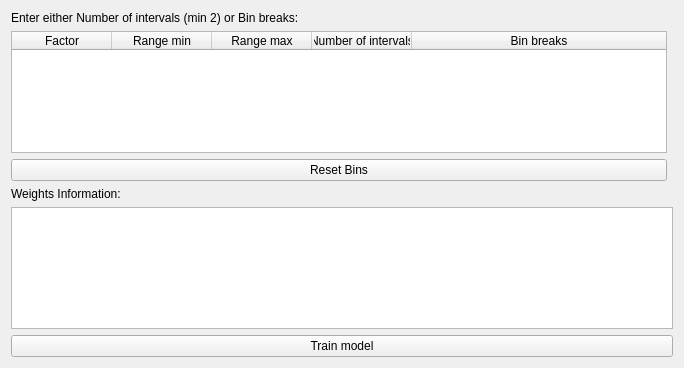
Above: ui/weightofevidencewidgetbase.ui from nextgis/qgis_molusce before the change. Below: the same form after it.
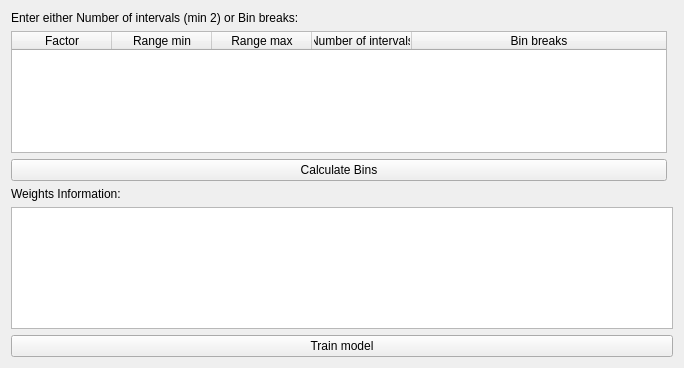
That is the form after the change. Custom widgets are drawn as their Qt base class.

```diff
--- a/ui/weightofevidencewidgetbase.ui
+++ b/ui/weightofevidencewidgetbase.ui
@@ -34,7 +34,7 @@
    <item row="5" column="0">
     <widget class="QPushButton" name="btnResetBins">
      <property name="text">
-      <string>Reset Bins</string>
+      <string>Calculate Bins</string>
      </property>
     </widget>
    </item>
```
